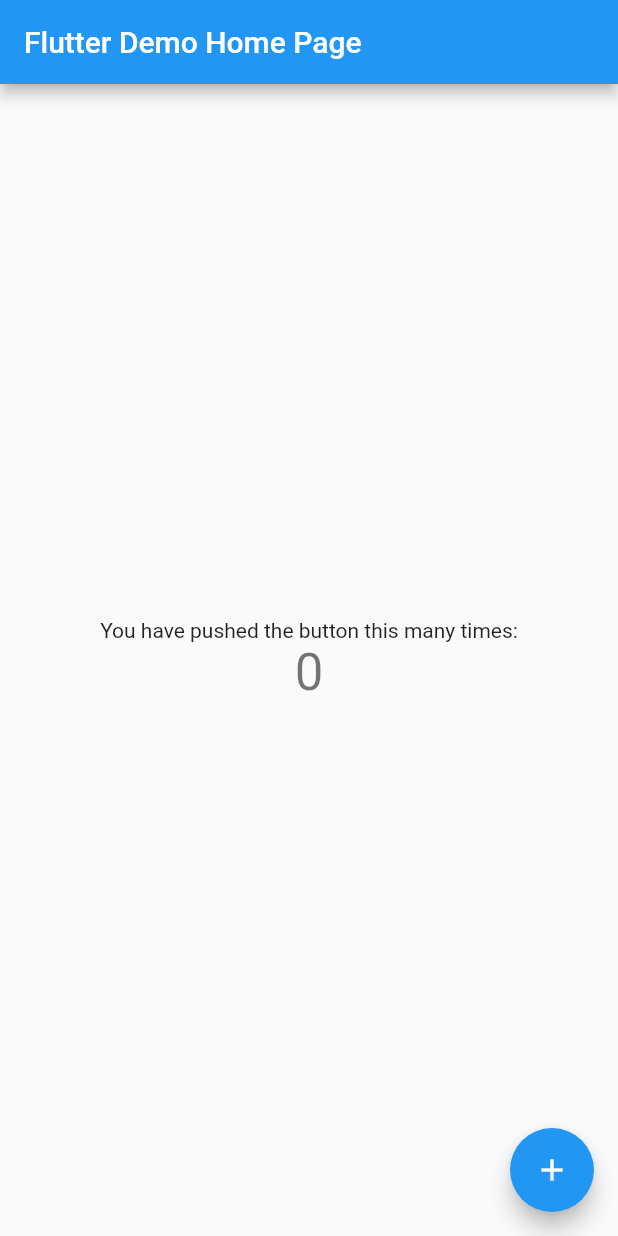
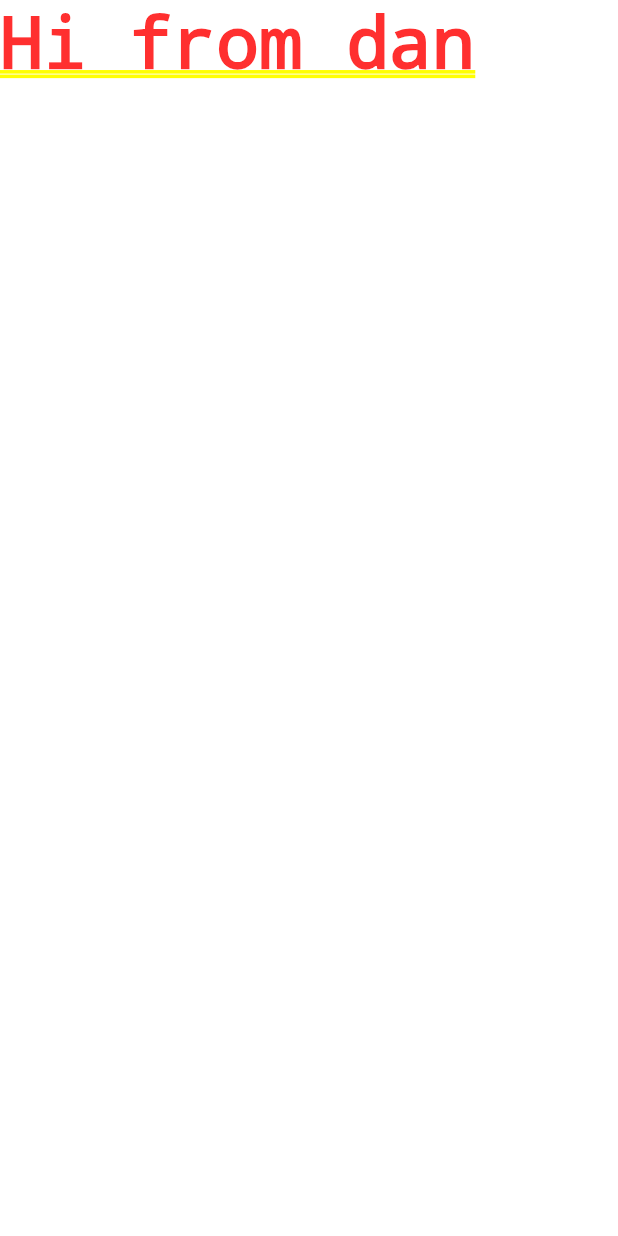
Before and after one commit to DandDevy/flutter_apps, a Flutter app: the screen it shows after launch, on a phone screen of 412 x 824 dp. Run offline on Flutter 3.47's test engine with Material 2 defaults, Android fonts, the phone set to English and light mode, and no system bars.

Commit message:
add helloworld

```diff
--- a/lib/main.dart
+++ b/lib/main.dart
@@ -1,111 +1,6 @@
 import 'package:flutter/material.dart';
 
-void main() => runApp(MyApp());
+void main() => runApp(MaterialApp(
+  home: Text("Hi from dan"),
 
-class MyApp extends StatelessWidget {
-  // This widget is the root of your application.
-  @override
-  Widget build(BuildContext context) {
-    return MaterialApp(
-      title: 'Flutter Demo',
-      theme: ThemeData(
-        // This is the theme of your application.
-        //
-        // Try running your application with "flutter run". You'll see the
-        // application has a blue toolbar. Then, without quitting the app, try
-        // changing the primarySwatch below to Colors.green and then invoke
-        // "hot reload" (press "r" in the console where you ran "flutter run",
-        // or simply save your changes to "hot reload" in a Flutter IDE).
-        // Notice that the counter didn't reset back to zero; the application
-        // is not restarted.
-        primarySwatch: Colors.blue,
-      ),
-      home: MyHomePage(title: 'Flutter Demo Home Page'),
-    );
-  }
-}
-
-class MyHomePage extends StatefulWidget {
-  MyHomePage({Key key, this.title}) : super(key: key);
-
-  // This widget is the home page of your application. It is stateful, meaning
-  // that it has a State object (defined below) that contains fields that affect
-  // how it looks.
-
-  // This class is the configuration for the state. It holds the values (in this
-  // case the title) provided by the parent (in this case the App widget) and
-  // used by the build method of the State. Fields in a Widget subclass are
-  // always marked "final".
-
-  final String title;
-
-  @override
-  _MyHomePageState createState() => _MyHomePageState();
-}
-
-class _MyHomePageState extends State<MyHomePage> {
-  int _counter = 0;
-
-  void _incrementCounter() {
-    setState(() {
-      // This call to setState tells the Flutter framework that something has
-      // changed in this State, which causes it to rerun the build method below
-      // so that the display can reflect the updated values. If we changed
-      // _counter without calling setState(), then the build method would not be
-      // called again, and so nothing would appear to happen.
-      _counter++;
-    });
-  }
-
-  @override
-  Widget build(BuildContext context) {
-    // This method is rerun every time setState is called, for instance as done
-    // by the _incrementCounter method above.
-    //
-    // The Flutter framework has been optimized to make rerunning build methods
-    // fast, so that you can just rebuild anything that needs updating rather
-    // than having to individually change instances of widgets.
-    return Scaffold(
-      appBar: AppBar(
-        // Here we take the value from the MyHomePage object that was created by
-        // the App.build method, and use it to set our appbar title.
-        title: Text(widget.title),
-      ),
-      body: Center(
-        // Center is a layout widget. It takes a single child and positions it
-        // in the middle of the parent.
-        child: Column(
-          // Column is also a layout widget. It takes a list of children and
-          // arranges them vertically. By default, it sizes itself to fit its
-          // children horizontally, and tries to be as tall as its parent.
-          //
-          // Invoke "debug painting" (press "p" in the console, choose the
-          // "Toggle Debug Paint" action from the Flutter Inspector in Android
-          // Studio, or the "Toggle Debug Paint" command in Visual Studio Code)
-          // to see the wireframe for each widget.
-          //
-          // Column has various properties to control how it sizes itself and
-          // how it positions its children. Here we use mainAxisAlignment to
-          // center the children vertically; the main axis here is the vertical
-          // axis because Columns are vertical (the cross axis would be
-          // horizontal).
-          mainAxisAlignment: MainAxisAlignment.center,
-          children: <Widget>[
-            Text(
-              'You have pushed the button this many times:',
-            ),
-            Text(
-              '$_counter',
-              style: Theme.of(context).textTheme.display1,
-            ),
-          ],
-        ),
-      ),
-      floatingActionButton: FloatingActionButton(
-        onPressed: _incrementCounter,
-        tooltip: 'Increment',
-        child: Icon(Icons.add),
-      ), // This trailing comma makes auto-formatting nicer for build methods.
-    );
-  }
-}
+));
```
